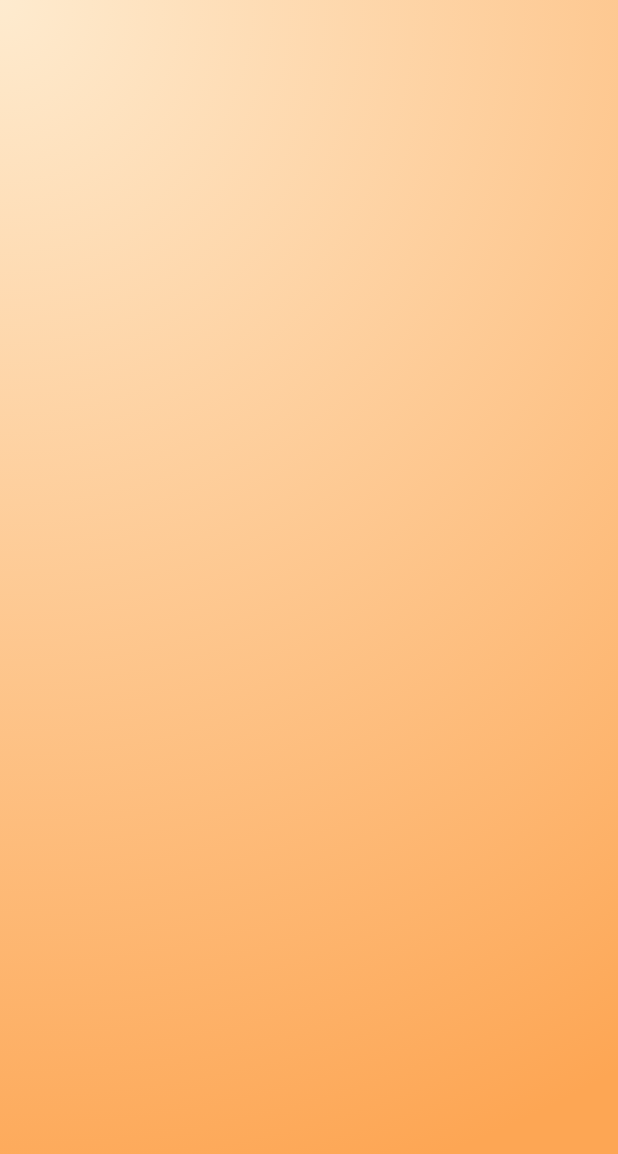
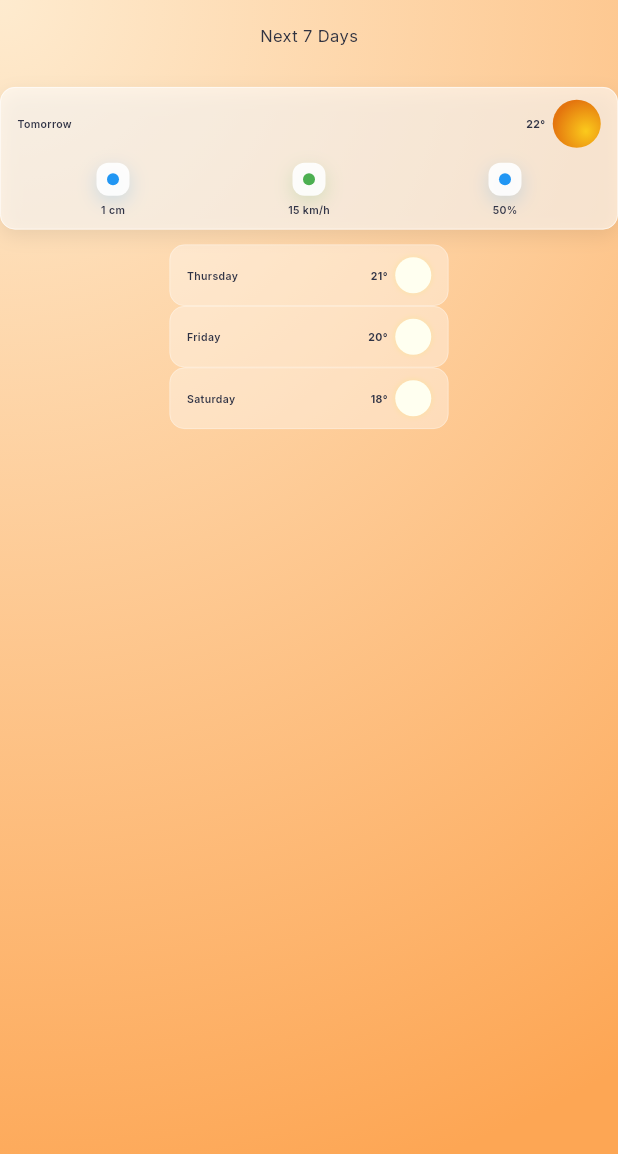
Before and after one commit to sameer261/weather_app, a Flutter app: the sevendaysWeatherScreen screen opened directly, on a phone screen of 412 x 824 dp. Shown: the top 1154 px of the screen. Run offline on Flutter 3.47's test engine with Material 3 defaults, Android fonts, the phone set to English and light mode, and no system bars; our stand-ins replace flutter_svg, geolocator, get, shared_preferences; accounts and stored records are empty; network calls fail.

Commit message:
few ui fix

```diff
--- a/lib/weatherview/secondscreen/7days_weather_screen.dart
+++ b/lib/weatherview/secondscreen/7days_weather_screen.dart
@@ -1,5 +1,8 @@
 import 'package:flutter/material.dart';
 import 'package:weather_app/utils/color.dart';
+import 'package:weather_app/weatherview/secondscreen/widgets/alldays.dart';
+import 'package:weather_app/weatherview/secondscreen/widgets/header.dart';
+import 'package:weather_app/weatherview/secondscreen/widgets/tomorrowcard.dart';
 
 class sevendaysWeatherScreen extends StatelessWidget {
   const sevendaysWeatherScreen({super.key});
@@ -9,6 +12,17 @@ class sevendaysWeatherScreen extends StatelessWidget {
     return Scaffold(
       body: Container(
         decoration: BoxDecoration(gradient: radialGradientBackground),
+        child: Column(
+          children: [
+            Header(),
+            SizedBox(height: 10),
+            RowActive(),
+            SizedBox(height: 10),
+            NormalDayRow(day: 'Thursday', temperature: '21°'),
+            NormalDayRow(day: 'Friday', temperature: '20°'),
+            NormalDayRow(day: 'Saturday', temperature: '18°'),
+          ],
+        ),
       ),
     );
   }
--- /dev/null
+++ b/lib/weatherview/secondscreen/widgets/alldays.dart
@@ -0,0 +1,66 @@
+import 'package:flutter/material.dart';
+
+class NormalDayRow extends StatelessWidget {
+  final String day;
+  final String temperature;
+
+  const NormalDayRow({required this.day, required this.temperature});
+
+  @override
+  Widget build(BuildContext context) {
+    return Container(
+      width: 186,
+      padding: const EdgeInsets.symmetric(horizontal: 11, vertical: 8),
+      decoration: ShapeDecoration(
+        color: Colors.white.withOpacity(0.36),
+        shape: RoundedRectangleBorder(
+          side: BorderSide(width: 0.5, color: Colors.white.withOpacity(0.4)),
+          borderRadius: BorderRadius.circular(10),
+        ),
+      ),
+      child: Row(
+        mainAxisAlignment: MainAxisAlignment.spaceBetween,
+        children: [
+          Text(
+            day,
+            style: TextStyle(
+              color: Color(0xFF303345),
+              fontSize: 7,
+              fontFamily: 'Inter',
+              fontWeight: FontWeight.w600,
+            ),
+          ),
+          Row(
+            children: [
+              Text(
+                temperature,
+                style: TextStyle(
+                  color: Color(0xFF303345),
+                  fontSize: 7,
+                  fontFamily: 'Inter',
+                  fontWeight: FontWeight.w700,
+                ),
+              ),
+              SizedBox(width: 5),
+              Container(
+                width: 24,
+                height: 24,
+                decoration: BoxDecoration(
+                  shape: BoxShape.circle,
+                  color: Color(0xFFFFFFF0),
+                  boxShadow: [
+                    BoxShadow(
+                      color: Color(0x33F5E663),
+                      blurRadius: 2,
+                      spreadRadius: 1,
+                    ),
+                  ],
+                ),
+              ),
+            ],
+          ),
+        ],
+      ),
+    );
+  }
+}
--- /dev/null
+++ b/lib/weatherview/secondscreen/widgets/header.dart
@@ -0,0 +1,35 @@
+import 'package:flutter/material.dart';
+
+class Header extends StatelessWidget {
+  @override
+  Widget build(BuildContext context) {
+    return Container(
+      width: double.infinity,
+      padding: const EdgeInsets.symmetric(horizontal: 11, vertical: 12),
+      child: Row(
+        mainAxisAlignment: MainAxisAlignment.spaceBetween,
+        children: [
+          Container(
+            width: 24,
+            height: 24,
+            color: Colors.transparent, // Placeholder for icon
+          ),
+          Text(
+            'Next 7 Days',
+            style: TextStyle(
+              color: Color(0xFF313341),
+              fontSize: 11,
+              fontFamily: 'Inter',
+              fontWeight: FontWeight.w400,
+            ),
+          ),
+          Container(
+            width: 24,
+            height: 24,
+            color: Colors.transparent, // Placeholder for icon
+          ),
+        ],
+      ),
+    );
+  }
+}
--- /dev/null
+++ b/lib/weatherview/secondscreen/widgets/tomorrowcard.dart
@@ -0,0 +1,116 @@
+import 'package:flutter/material.dart';
+
+class RowActive extends StatelessWidget {
+  @override
+  Widget build(BuildContext context) {
+    return Container(
+      padding: const EdgeInsets.symmetric(horizontal: 11, vertical: 8),
+      decoration: ShapeDecoration(
+        color: Colors.white.withOpacity(0.6),
+        shape: RoundedRectangleBorder(
+          side: BorderSide(width: 0.5, color: Colors.white.withOpacity(0.8)),
+          borderRadius: BorderRadius.circular(10),
+        ),
+        shadows: [
+          BoxShadow(
+            color: Color(0x14000000),
+            blurRadius: 10,
+            offset: Offset(0, 4),
+          ),
+        ],
+      ),
+      child: Column(
+        children: [
+          Row(
+            mainAxisAlignment: MainAxisAlignment.spaceBetween,
+            children: [
+              Text(
+                'Tomorrow',
+                style: TextStyle(
+                  color: Color(0xFF303345),
+                  fontSize: 7,
+                  fontFamily: 'Inter',
+                  fontWeight: FontWeight.w600,
+                ),
+              ),
+              Row(
+                children: [
+                  Text(
+                    '22°',
+                    style: TextStyle(
+                      color: Color(0xFF303345),
+                      fontSize: 7,
+                      fontFamily: 'Inter',
+                      fontWeight: FontWeight.w700,
+                    ),
+                  ),
+                  SizedBox(width: 5),
+                  Container(
+                    width: 32,
+                    height: 32,
+                    decoration: BoxDecoration(
+                      shape: BoxShape.circle,
+                      gradient: RadialGradient(
+                        center: Alignment(0.38, 0.31),
+                        radius: 0.68,
+                        colors: [Color(0xFFFBCA1C), Color(0xFFE4750E)],
+                      ),
+                    ),
+                  ),
+                ],
+              ),
+            ],
+          ),
+          SizedBox(height: 10),
+          Row(
+            mainAxisAlignment: MainAxisAlignment.spaceAround,
+            children: [
+              _infoColumn('1 cm', Colors.blue),
+              _infoColumn('15 km/h', Colors.green),
+              _infoColumn('50%', Colors.blue),
+            ],
+          ),
+        ],
+      ),
+    );
+  }
+
+  Widget _infoColumn(String value, Color color) {
+    return Column(
+      children: [
+        Container(
+          width: 22,
+          height: 22,
+          decoration: BoxDecoration(
+            color: Colors.white.withOpacity(0.9),
+            borderRadius: BorderRadius.circular(8),
+            boxShadow: [
+              BoxShadow(
+                color: color.withOpacity(0.2),
+                blurRadius: 10,
+                offset: Offset(0, 4),
+              ),
+            ],
+          ),
+          child: Center(
+            child: Container(
+              width: 8,
+              height: 8,
+              decoration: BoxDecoration(color: color, shape: BoxShape.circle),
+            ),
+          ),
+        ),
+        SizedBox(height: 4),
+        Text(
+          value,
+          style: TextStyle(
+            color: Color(0xFF303345),
+            fontSize: 7,
+            fontFamily: 'Inter',
+            fontWeight: FontWeight.w600,
+          ),
+        ),
+      ],
+    );
+  }
+}
```
Also changed, not shown: lib/weatherview/secondscreen/7days_weather_controller.dart (line endings or trailing spaces).
